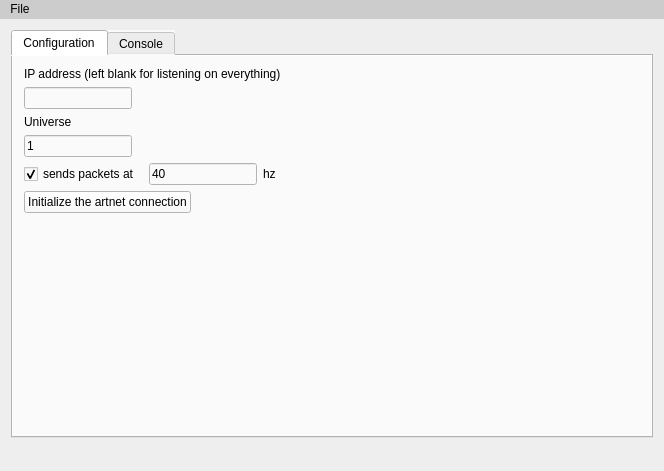
The window that artnetconsole.ui (Gregwar/ArtNet-Console) describes before a commit, drawn with Qt 5.
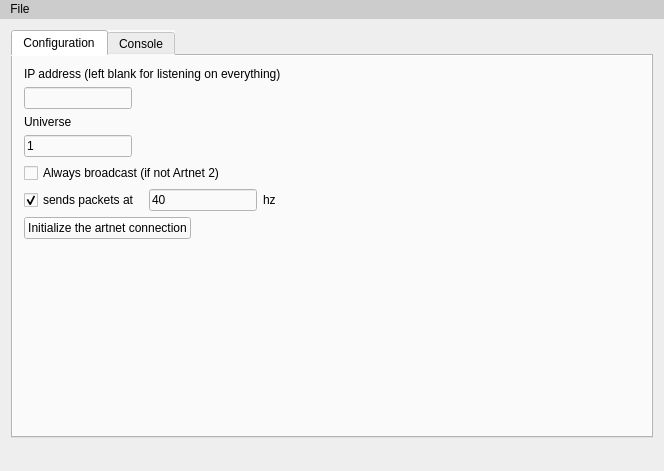
The same window after the commit.

Commit message: Adding an "Always broadcast" checkbox

```diff
--- a/artnetconsole.ui
+++ b/artnetconsole.ui
@@ -55,7 +55,7 @@
           </property>
          </widget>
         </item>
-        <item row="4" column="0">
+        <item row="5" column="0">
          <layout class="QHBoxLayout" name="horizontalLayout_3">
           <item>
            <widget class="QCheckBox" name="enableSending">
@@ -83,13 +83,20 @@
           </item>
          </layout>
         </item>
-        <item row="5" column="0">
+        <item row="6" column="0">
          <widget class="QPushButton" name="initButton">
           <property name="text">
            <string>Initialize the artnet connection</string>
           </property>
          </widget>
         </item>
+        <item row="4" column="0">
+         <widget class="QCheckBox" name="alwaysBroadcast">
+          <property name="text">
+           <string>Always broadcast (if not Artnet 2)</string>
+          </property>
+         </widget>
+        </item>
        </layout>
       </widget>
       <widget class="QWidget" name="tab_2">
```
Left out of the diff: 6 changed lines with no effect on the pictures. The commit also changes 3 other files.
